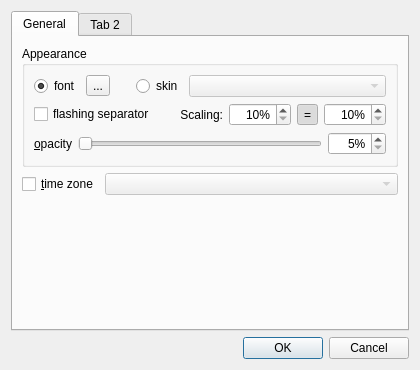
Old version of the form src/app/settings/settings_dialog.ui in the repository Kolcha/DigitalClockNext.
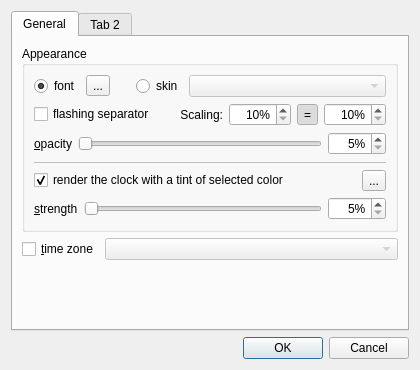
New version of the form.

Commit message: added colorization effect

```diff
--- a/src/app/settings/settings_dialog.ui
+++ b/src/app/settings/settings_dialog.ui
@@ -208,6 +208,86 @@
             </item>
            </layout>
           </item>
+          <item>
+           <widget class="Line" name="line">
+            <property name="enabled">
+             <bool>false</bool>
+            </property>
+            <property name="frameShadow">
+             <enum>QFrame::Plain</enum>
+            </property>
+            <property name="orientation">
+             <enum>Qt::Horizontal</enum>
+            </property>
+           </widget>
+          </item>
+          <item>
+           <layout class="QHBoxLayout" name="colorization_layout_1">
+            <item>
+             <widget class="QCheckBox" name="use_colorization">
+              <property name="text">
+               <string>render the clock with a tint of selected color</string>
+              </property>
+              <property name="checked">
+               <bool>true</bool>
+              </property>
+             </widget>
+            </item>
+            <item>
+             <widget class="QToolButton" name="select_colorization_color">
+              <property name="toolTip">
+               <string>colorization color</string>
+              </property>
+              <property name="text">
+               <string notr="true">...</string>
+              </property>
+             </widget>
+            </item>
+           </layout>
+          </item>
+          <item>
+           <layout class="QHBoxLayout" name="colorization_layout_2">
+            <item>
+             <widget class="QLabel" name="colorization_strength_label">
+              <property name="text">
+               <string>&amp;strength</string>
+              </property>
+              <property name="buddy">
+               <cstring>colorization_strength_slider</cstring>
+              </property>
+             </widget>
+            </item>
+            <item>
+             <widget class="QSlider" name="colorization_strength_slider">
+              <property name="minimum">
+               <number>5</number>
+              </property>
+              <property name="maximum">
+               <number>100</number>
+              </property>
+              <property name="orientation">
+               <enum>Qt::Horizontal</enum>
+              </property>
+             </widget>
+            </item>
+            <item>
+             <widget class="QSpinBox" name="colorization_strength_edit">
+              <property name="alignment">
+               <set>Qt::AlignRight|Qt::AlignTrailing|Qt::AlignVCenter</set>
+              </property>
+              <property name="suffix">
+               <string notr="true">%</string>
+              </property>
+              <property name="minimum">
+               <number>5</number>
+              </property>
+              <property name="maximum">
+               <number>100</number>
+              </property>
+             </widget>
+            </item>
+           </layout>
+          </item>
          </layout>
         </widget>
        </item>
```
Left out of the diff: 102 changed lines with no effect on the pictures. The commit also changes 4 other files.
